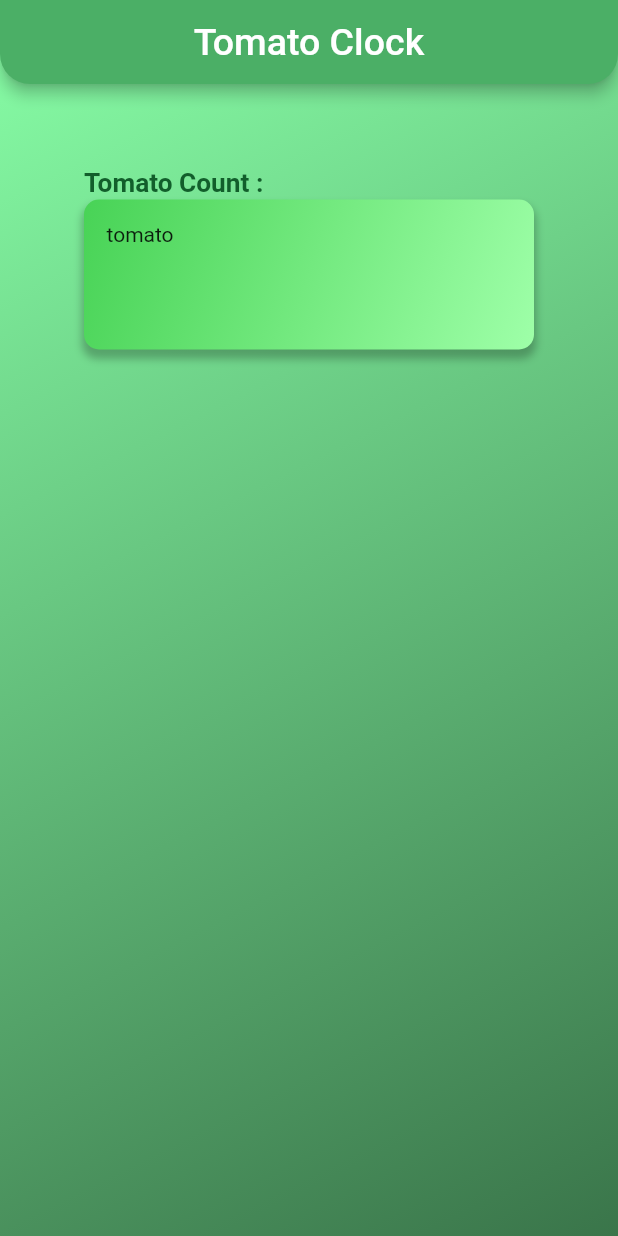
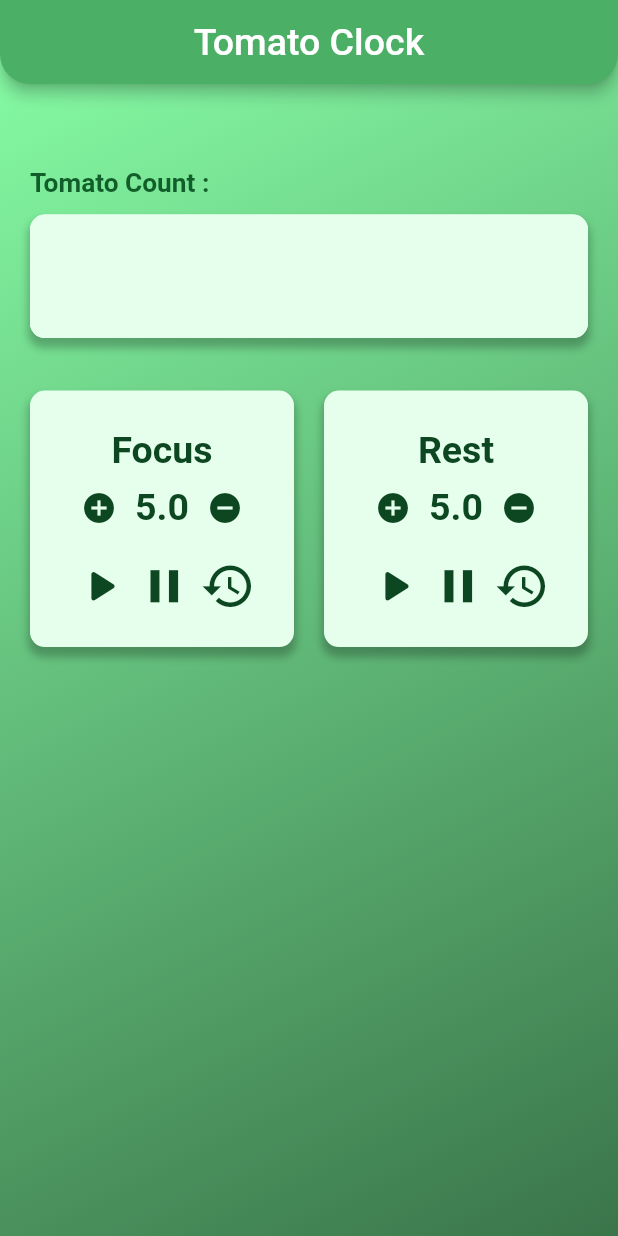
Before and after one commit to Mman7/tomato_clock, a Flutter app: the screen it shows after launch, on a phone screen of 412 x 824 dp. Run offline on Flutter 3.47's test engine with Material 2 defaults, Android fonts, the phone set to English and light mode, and no system bars; drawn by our look-alikes of timer_count_down; our stand-ins replace flutter_svg, hexcolor.

Commit message:
Update✅ add tomato card timer controller UI

```diff
--- a/lib/main.dart
+++ b/lib/main.dart
@@ -1,6 +1,9 @@
 import 'package:flutter/material.dart';
+import 'package:hexcolor/hexcolor.dart';
 import 'src/layouts/custom_gradient_background.dart';
 import 'src/layouts/theme.dart';
+import 'src/layouts/timer_control_card.dart';
+import 'src/layouts/tomato_count_card.dart';
 
 void main() {
   runApp(const MyApp());
@@ -8,7 +11,7 @@ void main() {
 
 //TODO find how to make a functional clock
 
-//TODO find a way add a tomato svg
+// TODO find a way make bottom sheet and make sure it functional
 
 class MyApp extends StatelessWidget {
   const MyApp({Key? key}) : super(key: key);
@@ -55,35 +58,32 @@ class _MyHomePageState extends State<MyHomePage> {
         secondColor: '#3A754A',
         child: Padding(
           padding: EdgeInsets.only(top: appBarHeight),
-          child: Center(
-            child: Column(
-              crossAxisAlignment: CrossAxisAlignment.start,
-              children: [
-                Text('Tomato Count : ',
-                    style: TextStyle(
-                        fontSize: 17.5,
-                        fontWeight: FontWeight.w600,
-                        color: Theme.of(context).primaryColorDark)),
-                CustomGradientBackground(
-                  firstColor: '#48D356',
-                  secondColor: '#9EFFA8',
-                  borderRadius: const BorderRadius.all(Radius.circular(10)),
-                  boxShadow: [
-                    BoxShadow(
-                        color: Colors.black.withOpacity(0.25),
-                        offset: const Offset(0, 5),
-                        spreadRadius: 1,
-                        blurRadius: 4)
+          child: Column(
+            children: [
+              TomatoListCard(
+                tomatoCount: 0,
+              ),
+              const SizedBox(
+                height: 35,
+              ),
+              // Timer Controller
+              Padding(
+                padding: const EdgeInsets.symmetric(horizontal: 20),
+                child: Row(
+                  children: [
+                    TimerControlCard(
+                      title: 'Focus',
+                    ),
+                    SizedBox(
+                      width: 20,
+                    ),
+                    TimerControlCard(
+                      title: 'Rest',
+                    ),
                   ],
-                  width: 300,
-                  height: 100,
-                  child: const Padding(
-                    padding: EdgeInsets.all(15.0),
-                    child: Text('tomato'),
-                  ),
                 ),
-              ],
-            ),
+              )
+            ],
           ),
         ),
       ),
```
